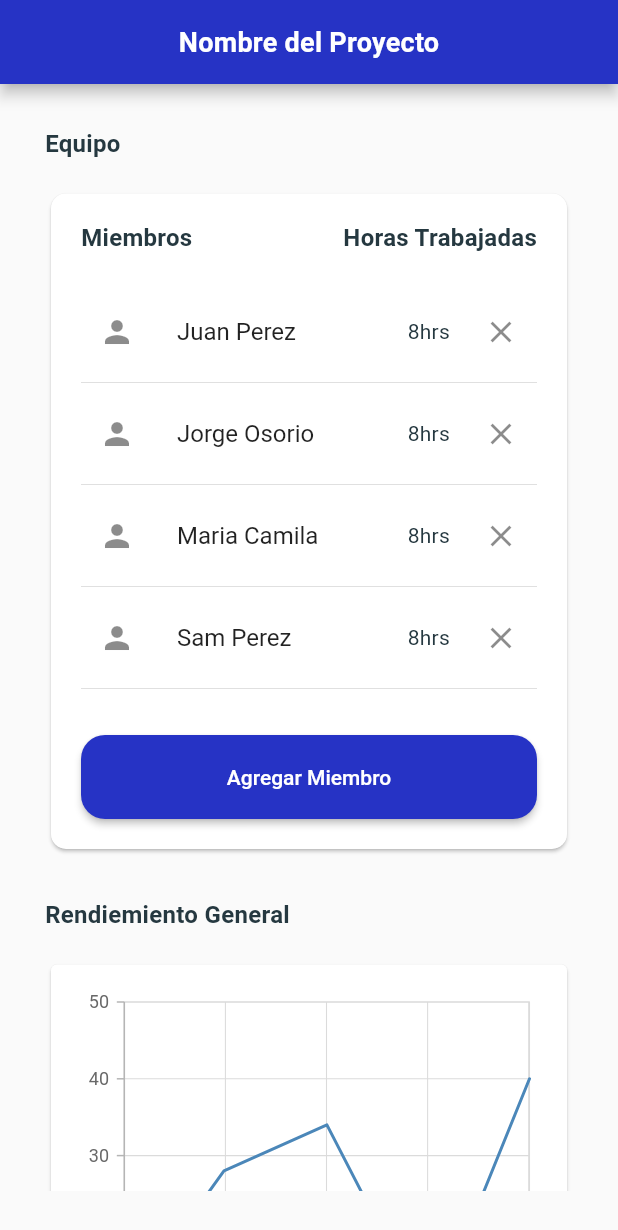
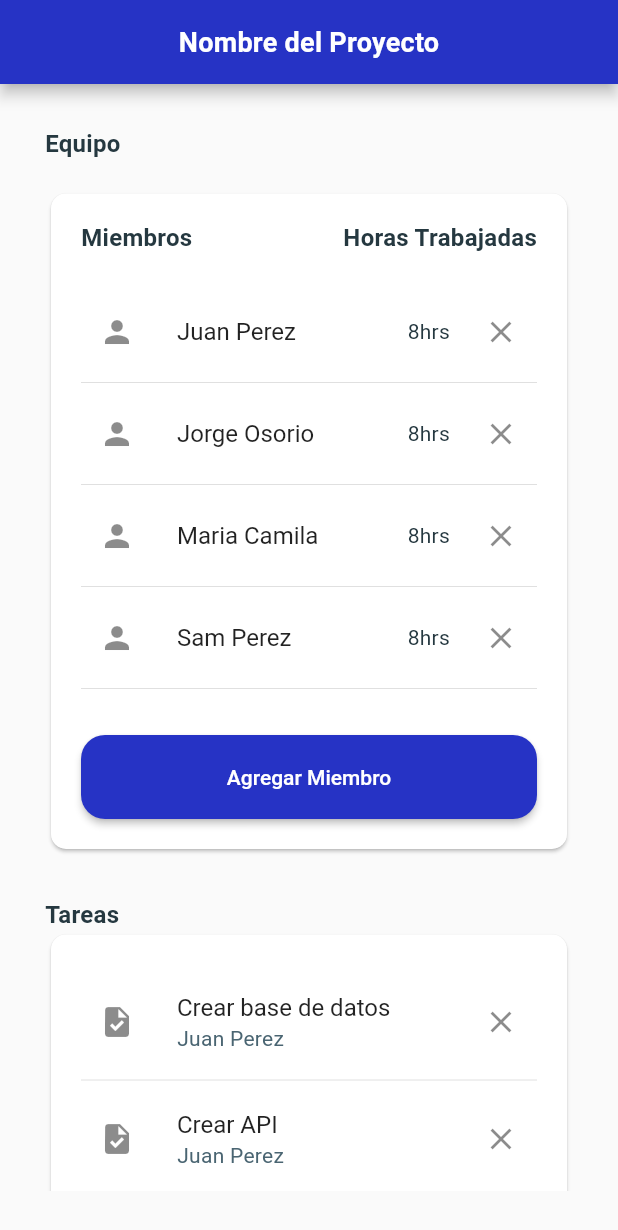
Before and after one commit to GreyHat147/work-flow-manager, a Flutter app: the screen it shows after launch, on a phone screen of 412 x 824 dp. Shown: the top 1230 px of the screen. Run offline on Flutter 3.47's test engine with Material 2 defaults, Android fonts, the phone set to English and light mode, and no system bars; our stand-ins replace firebase_auth, firebase_core, syncfusion_flutter_charts; accounts and stored records are empty.

Commit message:
add section tasks to project detail view

```diff
--- a/lib/view/project/detail_project_view.dart
+++ b/lib/view/project/detail_project_view.dart
@@ -8,6 +8,13 @@ List<String> members = [
   'Jorge Osorio',
   'Maria Camila',
   'Sam Perez',
+];
+
+List<String> tasks = [
+  'Crear base de datos',
+  'Crear API',
+  'Crear UI',
+  'Crear',
 ];
 
 class WorkedHoursData {
@@ -141,6 +148,52 @@ class _DetailProjectViewState extends State<DetailProjectView>
               ),
               const SizedBox(height: 30),
               const Text(
+                "Tareas",
+                style: TextStyle(fontWeight: FontWeight.bold, fontSize: 16),
+              ),
+              Card(
+                shape: RoundedRectangleBorder(
+                  borderRadius: BorderRadius.circular(10),
+                ),
+                child: Padding(
+                  padding: const EdgeInsets.all(20.0),
+                  child: Column(
+                    crossAxisAlignment: CrossAxisAlignment.start,
+                    children: [
+                      ...tasks
+                          .map(
+                            (e) => Column(
+                              children: [
+                                ListTile(
+                                  contentPadding:
+                                      const EdgeInsets.symmetric(vertical: 2),
+                                  title: Text(e),
+                                  subtitle: const Text('Juan Perez'),
+                                  trailing: IconButton(
+                                    onPressed: () {},
+                                    icon: const Icon(Icons.close),
+                                  ),
+                                  leading: IconButton(
+                                    onPressed: () {},
+                                    icon: const Icon(Icons.task),
+                                  ),
+                                ),
+                                const Divider(height: 2),
+                              ],
+                            ),
+                          )
+                          .toList(),
+                      const SizedBox(height: 30),
+                      CustomButton(
+                        child: const Text("Crear Tarea"),
+                        onPressed: () {},
+                      ),
+                    ],
+                  ),
+                ),
+              ),
+              const SizedBox(height: 30),
+              const Text(
                 "Rendiemiento General",
                 style: TextStyle(fontWeight: FontWeight.bold, fontSize: 16),
               ),
@@ -160,18 +213,6 @@ class _DetailProjectViewState extends State<DetailProjectView>
                             workedHoursData.hours,
                       )
                     ],
-                    //Enable the trackball
-                    /*  trackball: const SparkChartTrackball(
-                        activationMode: SparkChartActivationMode.tap),
-                    //Enable marker
-                    marker: const SparkChartMarker(
-                        displayMode: SparkChartMarkerDisplayMode.all),
-                    //Enable data label
-                    labelDisplayMode: SparkChartLabelDisplayMode.first,
-
-                    xValueMapper: (int index) => data[index].month,
-                    yValueMapper: (int index) => data[index].hours,
-                    dataCount: data.length, */
                   ),
                 ),
               )
```
